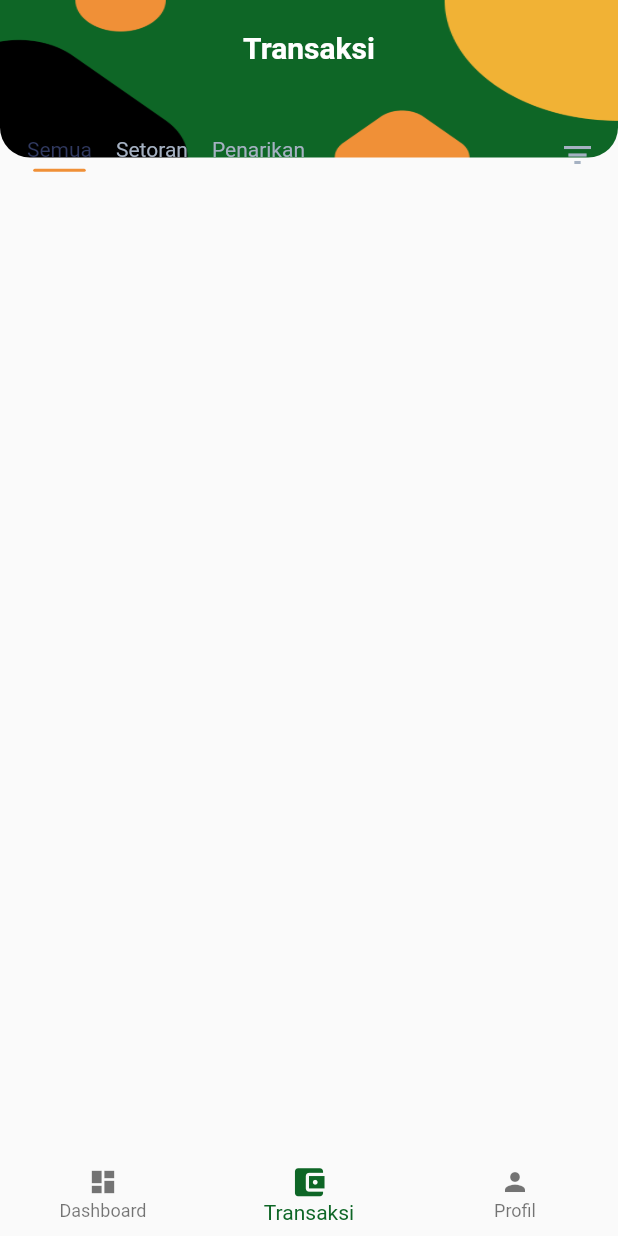
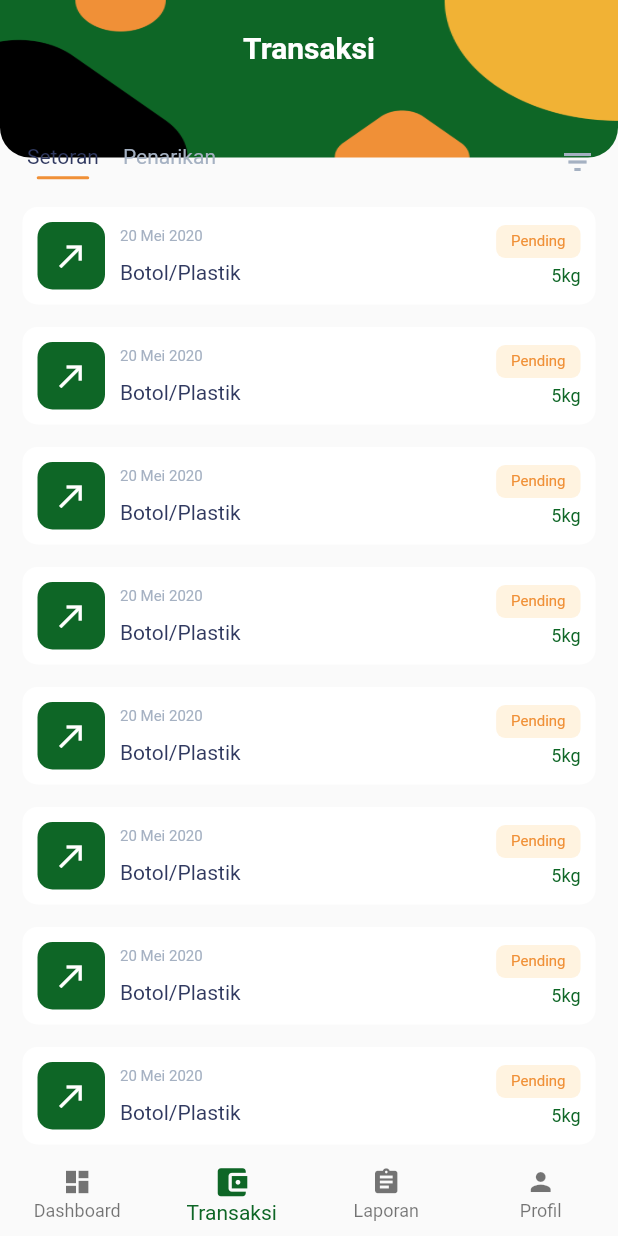
Before and after one commit to luthfiajiw/bankboo, a Flutter app: the HomeScreen screen opened by its route, item 2 of the bottom bar chosen, on a phone screen of 412 x 824 dp. Run offline on Flutter 3.47's test engine with Material 2 defaults, Android fonts, the phone set to English and light mode, and no system bars.

Commit message:
deposit tile

```diff
--- a/lib/pages/transaction/transaction_view.dart
+++ b/lib/pages/transaction/transaction_view.dart
@@ -1,4 +1,5 @@
 import 'package:bankboo/shared/palette.dart';
+import 'package:bankboo/shared/widgets/deposit_tile.dart';
 import 'package:flutter/cupertino.dart';
 import 'package:flutter/material.dart';
 import 'package:flutter/services.dart';
@@ -9,7 +10,7 @@ class TransactionView extends StatefulWidget {
 }
 
 class _TransactionViewState extends State<TransactionView> {
-  final List categories = ['Semua', 'Setoran', 'Penarikan'];
+  final List categories = ['Setoran', 'Penarikan'];
 
   int _currentIndex = 0;
 
@@ -38,7 +39,7 @@ class _TransactionViewState extends State<TransactionView> {
                   child: Text("Transaksi", style: TextStyle(color: Colors.white, fontSize: 20, fontWeight: FontWeight.w600)),
                 ),
                 Container(
-                  margin: EdgeInsets.fromLTRB(10, 45, 15, 20),
+                  margin: EdgeInsets.fromLTRB(10, 50, 15, 15),
                   child: Row(
                     mainAxisAlignment: MainAxisAlignment.spaceBetween,
                     children: <Widget>[
@@ -86,6 +87,21 @@ class _TransactionViewState extends State<TransactionView> {
                       Icon(Icons.filter_list, color: Palette.textHint,)
                     ],
                   ),
+                ),
+                Expanded(
+                  child: Container(
+                    child: ListView.builder(
+                      itemCount: 10,
+                      itemBuilder: (context, index) {
+                        return DepositTile(
+                          date: '20 Mei 2020',
+                          category: 'Botol/Plastik',
+                          status: 'Pending',
+                          weight: 5,
+                        );
+                      },
+                    ),
+                  ),
                 )
               ],
             ),
--- a/lib/screens/home_screen.dart
+++ b/lib/screens/home_screen.dart
@@ -16,6 +16,7 @@ class _HomeScreenState extends State<HomeScreen> {
 
   List<Widget> _pages = [
     DashboardView(),
+    TransactionView(),
     TransactionView(),
     ProfileView(),
   ];
@@ -47,6 +48,10 @@ class _HomeScreenState extends State<HomeScreen> {
             title: Text('Transaksi', style: TextStyle(fontSize: 10.0))
           ),
           BottomNavigationBarItem(
+            icon: Icon(Icons.assignment),
+            title: Text('Laporan', style: TextStyle(fontSize: 10.0))
+          ),
+          BottomNavigationBarItem(
             icon: Icon(Icons.person),
             title: Text('Profil', style: TextStyle(fontSize: 10.0))
           ),
--- /dev/null
+++ b/lib/shared/widgets/deposit_tile.dart
@@ -0,0 +1,69 @@
+import 'package:bankboo/shared/palette.dart';
+import 'package:flutter/cupertino.dart';
+import 'package:flutter/material.dart';
+
+class DepositTile extends StatelessWidget {
+  final String date;
+  final String category;
+  final String status;
+  final int weight;
+
+  const DepositTile({Key key, this.date, this.category, this.status, this.weight}) : super(key: key);
+
+  @override
+  Widget build(BuildContext context) {
+    return Container(
+      margin: EdgeInsets.fromLTRB(15, 0, 15, 15),
+      padding: EdgeInsets.all(10),
+      decoration: BoxDecoration(
+        borderRadius: BorderRadius.circular(10),
+        color: Colors.white
+      ),
+      child: Row(
+        mainAxisAlignment: MainAxisAlignment.spaceBetween,
+        children: <Widget>[
+          Row(
+            children: <Widget>[
+              Container(
+                height: 45,
+                width: 45,
+                decoration: BoxDecoration(
+                  borderRadius: BorderRadius.circular(10),
+                  color: Palette.primary
+                ),
+                child: Icon(Icons.call_made, color: Colors.white,),
+              ),
+              Container(
+                margin: EdgeInsets.only(left: 10),
+                child: Column(
+                  crossAxisAlignment: CrossAxisAlignment.start,
+                  children: <Widget>[
+                    Text(date, style: TextStyle(color: Palette.textHint, fontSize: 10),),
+                    SizedBox(height: 10,),
+                    Text(category, style: TextStyle(color: Palette.textBlack),),
+                  ],
+                ),
+              )
+            ],
+          ),
+
+          Column(
+            crossAxisAlignment: CrossAxisAlignment.end,
+            children: <Widget>[
+              Container(
+                padding: EdgeInsets.symmetric(vertical: 5, horizontal: 10),
+                decoration: BoxDecoration(
+                  borderRadius: BorderRadius.circular(6),
+                  color: Palette.statusSecondary
+                ),
+                child: Text(status, style: TextStyle(color: Palette.secondary, fontSize: 10),),
+              ),
+              SizedBox(height: 5,),
+              Text('$weight\kg', style: TextStyle(color: Palette.primary, fontSize: 12),)
+            ],
+          )
+        ],
+      ),
+    );
+  }
+}
```
